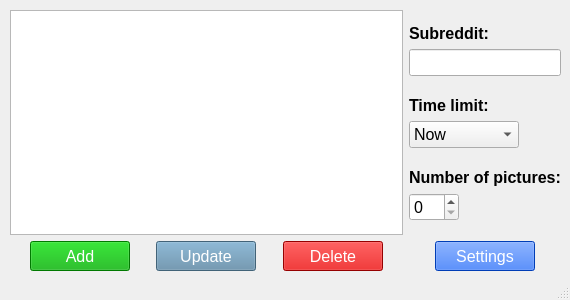
First picture: the form in resources/mainwindow.ui, repository CGodiksen/reddit-background-changer, before the edit.
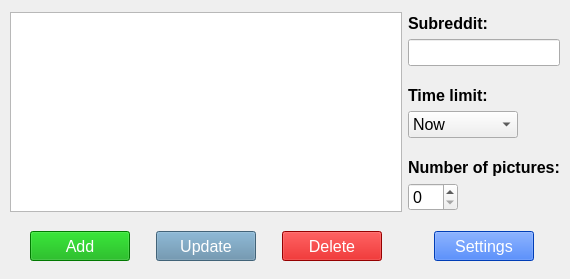
Second picture: the form after the edit.

Commit message: Did some final minor touch ups to the UI, including removing the status bar.

What changed in the file:
```diff
--- a/resources/mainwindow.ui
+++ b/resources/mainwindow.ui
@@ -7,7 +7,7 @@
     <x>0</x>
     <y>0</y>
     <width>570</width>
-    <height>300</height>
+    <height>279</height>
    </rect>
   </property>
   <property name="windowTitle">
@@ -18,13 +18,13 @@
     <property name="geometry">
      <rect>
       <x>10</x>
-      <y>10</y>
+      <y>0</y>
       <width>551</width>
       <height>261</height>
      </rect>
     </property>
     <layout class="QGridLayout" name="gridLayout">
-     <item row="1" column="0">
+     <item row="2" column="0">
       <layout class="QHBoxLayout" name="horizontalLayout">
        <item>
         <spacer name="horizontalSpacer_3">
@@ -161,7 +161,13 @@
       <widget class="QListView" name="subredditView">
        <property name="minimumSize">
         <size>
-         <width>300</width>
+         <width>280</width>
+         <height>200</height>
+        </size>
+       </property>
+       <property name="maximumSize">
+        <size>
+         <width>16777215</width>
          <height>200</height>
         </size>
        </property>
@@ -179,67 +185,6 @@
        </property>
       </widget>
      </item>
-     <item row="1" column="1">
-      <layout class="QHBoxLayout" name="horizontalLayout_2">
-       <item>
-        <spacer name="horizontalSpacer_7">
-         <property name="orientation">
-          <enum>Qt::Horizontal</enum>
-         </property>
-         <property name="sizeHint" stdset="0">
-          <size>
-           <width>40</width>
-           <height>20</height>
-          </size>
-         </property>
-        </spacer>
-       </item>
-       <item>
-        <widget class="QPushButton" name="settingsButton">
-         <property name="minimumSize">
-          <size>
-           <width>100</width>
-           <height>30</height>
-          </size>
-         </property>
-         <property name="font">
-          <font>
-           <pointsize>12</pointsize>
-          </font>
-         </property>
-         <property name="styleSheet">
-          <string notr="true">background-color: rgb(0, 85, 255);
-color: rgb(255, 255, 255);</string>
-         </property>
-         <property name="text">
-          <string>Settings</string>
-         </property>
-         <property name="autoDefault">
-          <bool>false</bool>
-         </property>
-         <property name="default">
-          <bool>false</bool>
-         </property>
-         <property name="flat">
-          <bool>false</bool>
-         </property>
-        </widget>
-       </item>
-       <item>
-        <spacer name="horizontalSpacer_8">
-         <property name="orientation">
-          <enum>Qt::Horizontal</enum>
-         </property>
-         <property name="sizeHint" stdset="0">
-          <size>
-           <width>40</width>
-           <height>20</height>
-          </size>
-         </property>
-        </spacer>
-       </item>
-      </layout>
-     </item>
      <item row="0" column="1">
       <layout class="QHBoxLayout" name="horizontalLayout_3">
        <item>
@@ -412,6 +357,19 @@
          </item>
         </layout>
        </item>
+       <item>
+        <spacer name="horizontalSpacer_5">
+         <property name="orientation">
+          <enum>Qt::Horizontal</enum>
+         </property>
+         <property name="sizeHint" stdset="0">
+          <size>
+           <width>40</width>
+           <height>20</height>
+          </size>
+         </property>
+        </spacer>
+       </item>
        <item>
         <spacer name="horizontalSpacer_6">
          <property name="orientation">
@@ -427,6 +385,80 @@
        </item>
       </layout>
      </item>
+     <item row="2" column="1">
+      <layout class="QHBoxLayout" name="horizontalLayout_2">
+       <item>
+        <spacer name="horizontalSpacer_7">
+         <property name="orientation">
+          <enum>Qt::Horizontal</enum>
+         </property>
+         <property name="sizeHint" stdset="0">
+          <size>
+           <width>40</width>
+           <height>20</height>
+          </size>
+         </property>
+        </spacer>
+       </item>
+       <item>
+        <widget class="QPushButton" name="settingsButton">
+         <property name="minimumSize">
+          <size>
+           <width>100</width>
+           <height>30</height>
+          </size>
+         </property>
+         <property name="font">
+          <font>
+           <pointsize>12</pointsize>
+          </font>
+         </property>
+         <property name="styleSheet">
+          <string notr="true">background-color: rgb(0, 85, 255);
+color: rgb(255, 255, 255);</string>
+         </property>
+         <property name="text">
+          <string>Settings</string>
+         </property>
+         <property name="autoDefault">
+          <bool>false</bool>
+         </property>
+         <property name="default">
+          <bool>false</bool>
+         </property>
+         <property name="flat">
+          <bool>false</bool>
+         </property>
+        </widget>
+       </item>
+       <item>
+        <spacer name="horizontalSpacer_8">
+         <property name="orientation">
+          <enum>Qt::Horizontal</enum>
+         </property>
+         <property name="sizeHint" stdset="0">
+          <size>
+           <width>40</width>
+           <height>20</height>
+          </size>
+         </property>
+        </spacer>
+       </item>
+      </layout>
+     </item>
+     <item row="1" column="0">
+      <spacer name="verticalSpacer">
+       <property name="orientation">
+        <enum>Qt::Vertical</enum>
+       </property>
+       <property name="sizeHint" stdset="0">
+        <size>
+         <width>20</width>
+         <height>40</height>
+        </size>
+       </property>
+      </spacer>
+     </item>
     </layout>
    </widget>
   </widget>
@@ -440,7 +472,6 @@
     </rect>
    </property>
   </widget>
-  <widget class="QStatusBar" name="statusbar"/>
  </widget>
  <resources/>
  <connections/>
```
